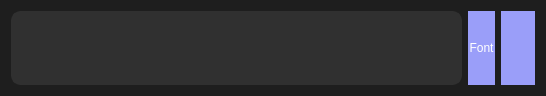
Old version of the form ui/add_text.ui in the repository MarwanMagdy0/VoiceNote.
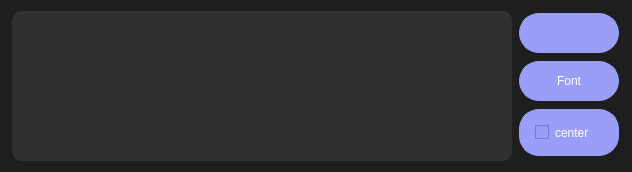
New version of the form. Icons and pictures are not drawn.

```diff
--- a/ui/add_text.ui
+++ b/ui/add_text.ui
@@ -6,8 +6,8 @@
    <rect>
     <x>0</x>
     <y>0</y>
-    <width>546</width>
-    <height>93</height>
+    <width>632</width>
+    <height>172</height>
    </rect>
   </property>
   <property name="windowTitle">
@@ -19,7 +19,7 @@
 border:none;
 }
 QPushButton {
-	font: 63 20pt &quot;JetBrains Mono NL SemiBold&quot;;
+	font: 63 8pt &quot;JetBrains Mono NL SemiBold&quot;;
 	background-color: #9a9ef9;
 	border: 1px solid #9a9ef9;
 	border-radius: 20px;
@@ -41,11 +41,49 @@
     
 	background-color: rgb(85, 0, 255);
     color: white;
-}</string>
+}
+
+
+            QCheckBox {
+			font: 63 8pt &quot;JetBrains Mono NL SemiBold&quot;;
+                background-color: #9a9ef9;
+                border: 1px solid #9a9ef9;
+                border-radius: 20px;
+                color: #FFFFFF;
+            }
+
+            QCheckBox:hover {
+                border-radius: 20px;
+                border: 1px solid #7070d0;
+                background-color: #7070d0;
+                color: white;
+            }
+
+            QCheckBox:disabled {
+                background-color: gray;
+                color: white;
+            }
+
+            QCheckBox:checked {
+                background-color: rgb(85, 0, 255);
+                color: white;
+            }</string>
   </property>
   <layout class="QHBoxLayout" name="horizontalLayout">
    <item>
     <widget class="QTextEdit" name="text_editor">
+     <property name="minimumSize">
+      <size>
+       <width>500</width>
+       <height>0</height>
+      </size>
+     </property>
+     <property name="maximumSize">
+      <size>
+       <width>100</width>
+       <height>16777215</height>
+      </size>
+     </property>
      <property name="styleSheet">
       <string notr="true">* {
 	background-color: rgb(48, 48, 48);
@@ -58,18 +96,7 @@
     </widget>
    </item>
    <item>
-    <widget class="QPushButton" name="font_button">
-     <property name="sizePolicy">
-      <sizepolicy hsizetype="Minimum" vsizetype="Preferred">
-       <horstretch>0</horstretch>
-       <verstretch>0</verstretch>
-      </sizepolicy>
-     </property>
-     <property name="text">
-      <string>Font</string>
-     </property>
-    </widget>
-   </item>
+    <layout class="QVBoxLayout" name="verticalLayout">
    <item>
     <widget class="QPushButton" name="save_button">
      <property name="sizePolicy">
@@ -78,6 +105,18 @@
        <verstretch>0</verstretch>
       </sizepolicy>
      </property>
+       <property name="minimumSize">
+        <size>
+         <width>100</width>
+         <height>40</height>
+        </size>
+       </property>
+       <property name="maximumSize">
+        <size>
+         <width>100</width>
+         <height>40</height>
+        </size>
+       </property>
      <property name="text">
       <string/>
      </property>
@@ -87,11 +126,66 @@
      </property>
      <property name="iconSize">
       <size>
-       <width>50</width>
-       <height>50</height>
+         <width>25</width>
+         <height>25</height>
       </size>
      </property>
     </widget>
+     </item>
+     <item>
+      <widget class="QPushButton" name="font_button">
+       <property name="sizePolicy">
+        <sizepolicy hsizetype="Minimum" vsizetype="Preferred">
+         <horstretch>0</horstretch>
+         <verstretch>0</verstretch>
+        </sizepolicy>
+       </property>
+       <property name="minimumSize">
+        <size>
+         <width>100</width>
+         <height>40</height>
+        </size>
+       </property>
+       <property name="maximumSize">
+        <size>
+         <width>100</width>
+         <height>40</height>
+        </size>
+       </property>
+       <property name="text">
+        <string>Font</string>
+       </property>
+      </widget>
+     </item>
+     <item>
+      <widget class="QCheckBox" name="checkbox">
+       <property name="minimumSize">
+        <size>
+         <width>100</width>
+         <height>40</height>
+        </size>
+       </property>
+       <property name="maximumSize">
+        <size>
+         <width>100</width>
+         <height>16777215</height>
+        </size>
+       </property>
+       <property name="layoutDirection">
+        <enum>Qt::LeftToRight</enum>
+       </property>
+       <property name="autoFillBackground">
+        <bool>false</bool>
+       </property>
+       <property name="styleSheet">
+        <string notr="true">padding:15px;</string>
+       </property>
+       <property name="text">
+        <string>center</string>
+       </property>
+      </widget>
+     </item>
+    </layout>
    </item>
   </layout>
  </widget>
```
Lines whose indentation alone changed are shown as unchanged.
